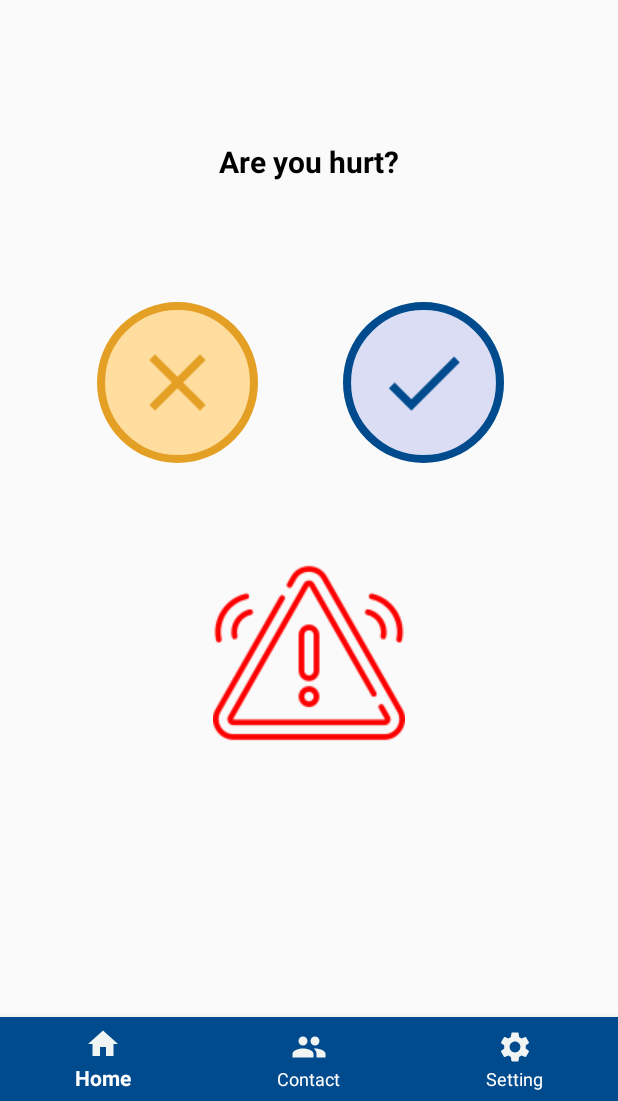
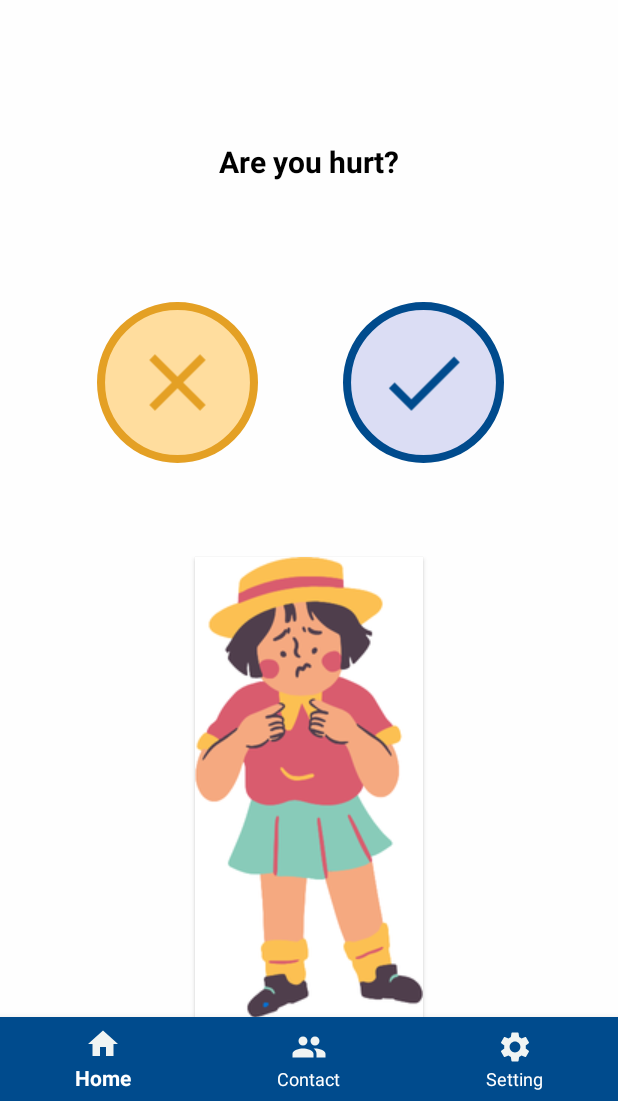
Before and after one commit to Bald-M/AWAI, an Android app: the HurtConfirmationFragment screen opened through its navigation route, on a phone screen of 412 x 824 dp, the part 135-1236 px from its top. Run offline under Robolectric (Android 15) with nearby library versions, the phone set to English and light mode, and no system bars.

```diff
--- a/app/src/main/res/layout/fragment_grownupwith_confirmation.xml
+++ b/app/src/main/res/layout/fragment_grownupwith_confirmation.xml
@@ -48,7 +48,6 @@
             app:layout_constraintStart_toStartOf="parent"
             app:layout_constraintEnd_toEndOf="parent"
             android:background="@drawable/warning"
-            android:backgroundTint="@color/red"
             android:layout_marginTop="250dp"
             app:layout_constraintHorizontal_bias="0.5" />
 
--- a/app/src/main/res/layout/fragment_hurt_confirmation.xml
+++ b/app/src/main/res/layout/fragment_hurt_confirmation.xml
@@ -3,7 +3,8 @@
         xmlns:app="http://schemas.android.com/apk/res-auto"
         xmlns:tools="http://schemas.android.com/tools"
         android:layout_width="match_parent"
-        android:layout_height="match_parent">
+        android:layout_height="match_parent"
+        android:background="#FEFEFE">
 
 
     <TextView
@@ -48,9 +49,9 @@
             app:layout_constraintTop_toBottomOf="@+id/textView"
             app:layout_constraintStart_toStartOf="parent"
             app:layout_constraintEnd_toEndOf="parent"
-            android:background="@drawable/warning"
-            android:backgroundTint="@color/red"
+            android:background="@drawable/hurt"
             android:layout_marginTop="250dp"
-            app:layout_constraintHorizontal_bias="0.5" />
+            app:layout_constraintHorizontal_bias="0.5"
+            android:backgroundTintMode="add" />
 
 </androidx.constraintlayout.widget.ConstraintLayout>
--- a/app/src/main/res/layout/fragment_safe_confirmation.xml
+++ b/app/src/main/res/layout/fragment_safe_confirmation.xml
@@ -48,8 +48,7 @@
             app:layout_constraintTop_toBottomOf="@+id/textView"
             app:layout_constraintStart_toStartOf="parent"
             app:layout_constraintEnd_toEndOf="parent"
-            android:background="@drawable/warning"
-            android:backgroundTint="@color/red"
+            android:background="@drawable/safe"
             android:layout_marginTop="250dp"
             app:layout_constraintHorizontal_bias="0.5" />
 
--- a/app/src/main/res/layout/fragment_scared_confirmation.xml
+++ b/app/src/main/res/layout/fragment_scared_confirmation.xml
@@ -48,8 +48,7 @@
             app:layout_constraintTop_toBottomOf="@+id/textView"
             app:layout_constraintStart_toStartOf="parent"
             app:layout_constraintEnd_toEndOf="parent"
-            android:background="@drawable/warning"
-            android:backgroundTint="@color/red"
+            android:background="@drawable/scared"
             android:layout_marginTop="250dp"
             app:layout_constraintHorizontal_bias="0.5" />
 
--- a/app/src/main/res/layout/fragment_someone_being_mean.xml
+++ b/app/src/main/res/layout/fragment_someone_being_mean.xml
@@ -48,8 +48,7 @@
             app:layout_constraintTop_toBottomOf="@+id/textView"
             app:layout_constraintStart_toStartOf="parent"
             app:layout_constraintEnd_toEndOf="parent"
-            android:background="@drawable/warning"
-            android:backgroundTint="@color/red"
+            android:background="@drawable/mean"
             android:layout_marginTop="250dp"
             app:layout_constraintHorizontal_bias="0.5" />
 
```
Also changed, not shown: app/src/main/res/drawable/hurt.png (added), app/src/main/res/drawable/mean.png (added), app/src/main/res/drawable/safe.png (added), app/src/main/res/drawable/scared.png (added).
